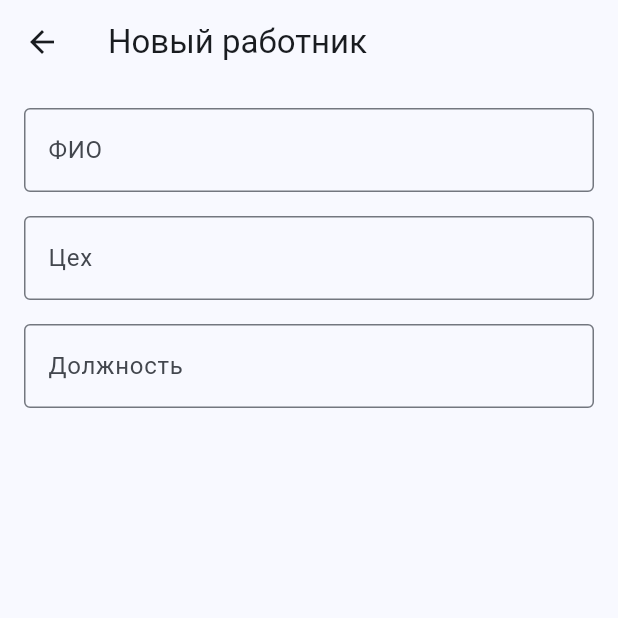
After one commit to SergeiKirillov/srb, a Flutter app: the WorkerFormPage screen opened directly, on a phone screen of 412 x 824 dp, the top half of it. The commit adds this screen. Run offline on Flutter 3.47's test engine with Material 3 defaults, Android fonts, the phone set to English and light mode, and no system bars; our stand-ins replace file_picker.

Commit message:
22.10.2026 15:27 Форма -> all_workers

```diff
--- /dev/null
+++ b/lib/worker_form_page.dart
@@ -0,0 +1,69 @@
+import 'package:flutter/material.dart';
+
+class WorkerFormPage extends StatefulWidget{
+
+  const WorkerFormPage({super.key});
+
+  @override
+  State<WorkerFormPage> createState()=>_WorkerFormPageState();
+
+}
+
+class _WorkerFormPageState extends State<WorkerFormPage>{
+  final _nameController =TextEditingController();
+  final _shopController = TextEditingController();
+  final _positionController = TextEditingController();
+
+  @override
+  void dispose(){
+    _nameController.dispose();
+    _shopController.dispose();
+    _positionController.dispose();
+    super.dispose();
+  }
+
+  @override
+  Widget build(BuildContext context){
+    return Scaffold(
+      appBar: AppBar(
+        title: Text('Новый работник'),
+      ),
+      body: Form(
+        child: ListView(
+          padding: const EdgeInsets.all(16),
+          children: [
+            TextFormField(
+              controller: _nameController,
+              decoration: const InputDecoration(
+                labelText: 'ФИО',
+                border: OutlineInputBorder(),
+              ),
+              validator: (value){
+                if (value == null || value.trim().isEmpty) {
+                  return 'Введите ФИО';
+                }
+                return null;
+              },
+            ),
+            const SizedBox(height: 16,),
+            TextFormField(
+              controller: _shopController,
+              decoration: const InputDecoration(
+                labelText: 'Цех',
+                border: OutlineInputBorder(),
+              ),
+            ),
+            const SizedBox(height: 16),
+            TextFormField(
+              controller: _positionController,
+              decoration: const InputDecoration(
+                labelText: 'Должность',
+                border: OutlineInputBorder(),
+              ),
+            ),
+          ],
+        ),
+      ),
+    );
+  }
+}
```
Also changed, not shown: lib/all_workers_page.dart (added, +82 -0 lines), lib/main.dart (+66 -7 lines).
